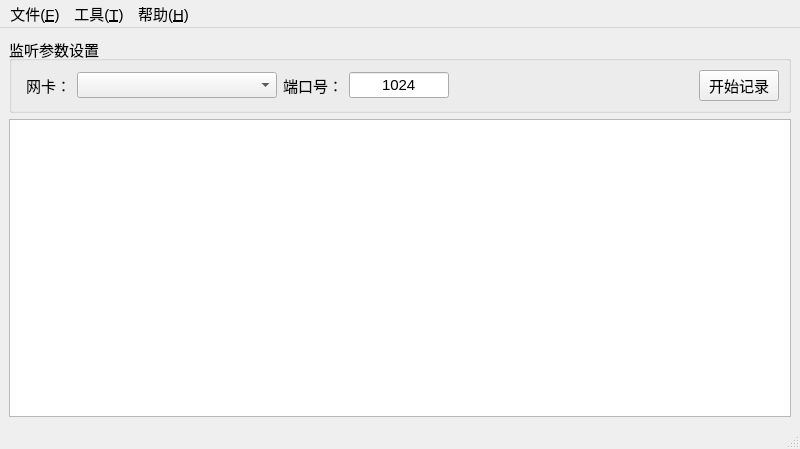
Before: the Qt Designer form Core/mainwindow.ui in johMILES/Pcap, drawn with Qt 5.
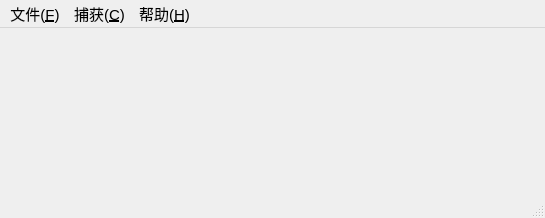
After: the same form once the commit is applied.

Commit message: push to github;update play back enable;

```diff
--- a/Core/mainwindow.ui
+++ b/Core/mainwindow.ui
@@ -6,8 +6,8 @@
    <rect>
     <x>0</x>
     <y>0</y>
-    <width>800</width>
-    <height>449</height>
+    <width>545</width>
+    <height>218</height>
    </rect>
   </property>
   <property name="font">
@@ -20,142 +20,15 @@
    <string>数据备份工具</string>
   </property>
   <widget class="QWidget" name="centralwidget">
-   <layout class="QVBoxLayout" name="verticalLayout">
-    <item>
-     <widget class="QGroupBox" name="groupBox">
-      <property name="title">
-       <string>监听参数设置</string>
-      </property>
-      <layout class="QHBoxLayout" name="horizontalLayout">
-       <item>
-        <widget class="QLabel" name="label">
-         <property name="minimumSize">
-          <size>
-           <width>50</width>
-           <height>0</height>
-          </size>
-         </property>
-         <property name="maximumSize">
-          <size>
-           <width>50</width>
-           <height>16777215</height>
-          </size>
-         </property>
-         <property name="text">
-          <string>网卡：</string>
-         </property>
-         <property name="alignment">
-          <set>Qt::AlignRight|Qt::AlignTrailing|Qt::AlignVCenter</set>
-         </property>
-        </widget>
-       </item>
-       <item>
-        <widget class="QComboBox" name="Card_ComboBox">
-         <property name="enabled">
-          <bool>true</bool>
-         </property>
-         <property name="minimumSize">
-          <size>
-           <width>200</width>
-           <height>0</height>
-          </size>
-         </property>
-         <property name="maximumSize">
-          <size>
-           <width>200</width>
-           <height>16777215</height>
-          </size>
-         </property>
-         <property name="editable">
-          <bool>false</bool>
-         </property>
-        </widget>
-       </item>
-       <item>
-        <widget class="QLabel" name="label_2">
-         <property name="minimumSize">
-          <size>
-           <width>50</width>
-           <height>0</height>
-          </size>
-         </property>
-         <property name="maximumSize">
-          <size>
-           <width>16777215</width>
-           <height>16777215</height>
-          </size>
-         </property>
-         <property name="text">
-          <string>端口号：</string>
-         </property>
-         <property name="alignment">
-          <set>Qt::AlignRight|Qt::AlignTrailing|Qt::AlignVCenter</set>
-         </property>
-        </widget>
-       </item>
-       <item>
-        <widget class="QLineEdit" name="Port_LineEdit">
-         <property name="minimumSize">
-          <size>
-           <width>50</width>
-           <height>0</height>
-          </size>
-         </property>
-         <property name="maximumSize">
-          <size>
-           <width>100</width>
-           <height>16777215</height>
-          </size>
-         </property>
-         <property name="text">
-          <string>1024</string>
-         </property>
-         <property name="alignment">
-          <set>Qt::AlignCenter</set>
-         </property>
-        </widget>
-       </item>
-       <item>
-        <spacer name="horizontalSpacer">
-         <property name="orientation">
-          <enum>Qt::Horizontal</enum>
-         </property>
-         <property name="sizeHint" stdset="0">
-          <size>
-           <width>40</width>
-           <height>20</height>
-          </size>
-         </property>
-        </spacer>
-       </item>
-       <item>
-        <widget class="QPushButton" name="Start_Btn">
-         <property name="minimumSize">
-          <size>
-           <width>80</width>
-           <height>0</height>
-          </size>
-         </property>
-         <property name="text">
-          <string>开始记录</string>
-         </property>
-        </widget>
-       </item>
-      </layout>
-     </widget>
-    </item>
-    <item>
-     <widget class="QTextEdit" name="Prompt_TextEdit"/>
-    </item>
-   </layout>
+   <layout class="QVBoxLayout" name="verticalLayout"/>
   </widget>
   <widget class="QMenuBar" name="menubar">
    <property name="geometry">
     <rect>
      <x>0</x>
      <y>0</y>
-     <width>800</width>
-     <height>23</height>
+     <width>545</width>
+     <height>26</height>
     </rect>
    </property>
    <widget class="QMenu" name="menu">
@@ -168,7 +41,7 @@
    </widget>
    <widget class="QMenu" name="menu_2">
     <property name="title">
-     <string>工具(&amp;T)</string>
+     <string>捕获(&amp;C)</string>
     </property>
     <addaction name="actionSetting"/>
    </widget>
```
Left out of the diff: 38 changed lines with no effect on the pictures. The commit also changes 23 other files.
